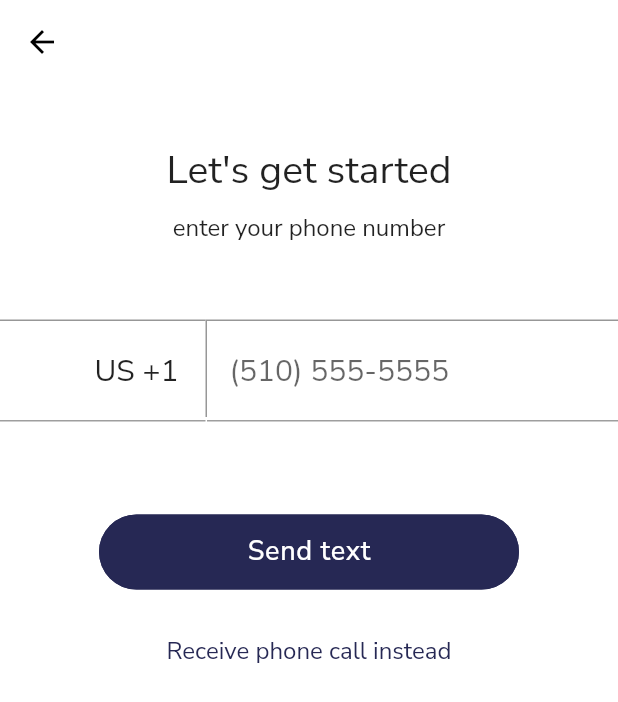
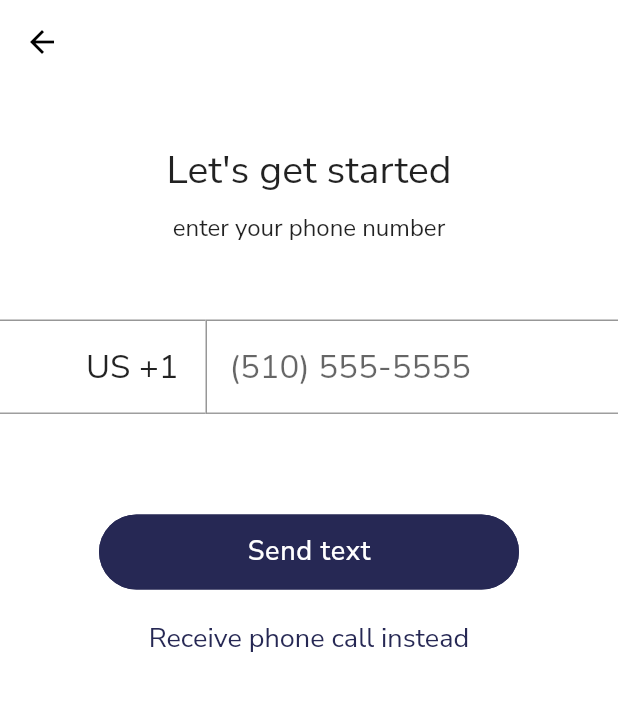
Before and after one commit to ekayy/alike_learning, a Flutter app: the SignUpPhoneScreen screen opened by its route, on a phone screen of 412 x 824 dp. Shown: the top 702 px of the screen. Run offline on Flutter 3.47's test engine with Material 2 defaults, Android fonts, the phone set to English and light mode, and no system bars; our stand-ins replace email_validator, flutter_multi_formatter, flutter_svg, google_fonts, pin_code_text_field.

Commit message:
Clean up phone inputs and disable pin confirm button

```diff
--- a/lib/src/auth/input/country_code_input.dart
+++ b/lib/src/auth/input/country_code_input.dart
@@ -38,10 +38,10 @@ class CountryCodeInput extends StatelessWidget {
               ),
             ),
             contentPadding:
-                const EdgeInsets.only(left: 15, bottom: 20, top: 20, right: 15),
+                const EdgeInsets.only(left: 15, bottom: 16, top: 16, right: 15),
           ),
           style: const TextStyle(
-            fontSize: 20.0,
+            fontSize: 22.0,
           ),
           onTap: this.onPress,
         ),
--- a/lib/src/auth/input/phone_input.dart
+++ b/lib/src/auth/input/phone_input.dart
@@ -42,7 +42,7 @@ class PhoneInput extends StatelessWidget {
               ),
             ),
             contentPadding:
-                const EdgeInsets.only(left: 15, bottom: 20, top: 20, right: 15),
+                const EdgeInsets.only(left: 15, bottom: 16, top: 16, right: 15),
           ),
           inputFormatters: [
             MaskedInputFormater('(###) ###-####'),
@@ -57,7 +57,7 @@ class PhoneInput extends StatelessWidget {
             return null;
           },
           style: const TextStyle(
-            fontSize: 20.0,
+            fontSize: 22.0,
           ),
           onTap: this.onPress,
         ),
--- a/lib/src/auth/input/pin_input.dart
+++ b/lib/src/auth/input/pin_input.dart
@@ -5,10 +5,12 @@ import 'package:pin_code_text_field/pin_code_text_field.dart';
 class PinInput extends StatelessWidget {
   final bool hasError;
   final TextEditingController controller;
+  final Function(String text) onDone;
 
   const PinInput({
     Key key,
     this.hasError,
+    this.onDone,
     @required this.controller,
   }) : super(key: key);
 
@@ -27,8 +29,8 @@ class PinInput extends StatelessWidget {
           ),
           child: Center(
             child: PinCodeTextField(
-              pinBoxOuterPadding: const EdgeInsets.only(
-                  left: 15, bottom: 15, top: 15, right: 15),
+              pinBoxOuterPadding:
+                  const EdgeInsets.only(left: 5, bottom: 11, top: 11, right: 5),
               autofocus: true,
               controller: controller,
               highlight: true,
@@ -40,9 +42,7 @@ class PinInput extends StatelessWidget {
               maxLength: 4,
               hasError: hasError,
               onTextChanged: (text) {},
-              onDone: (text) {
-                print("DONE $text");
-              },
+              onDone: this.onDone,
               pinBoxWidth: 40,
               pinBoxHeight: 40,
               pinBoxRadius: 40,
--- a/lib/src/auth/sign_up_phone_screen.dart
+++ b/lib/src/auth/sign_up_phone_screen.dart
@@ -20,6 +20,7 @@ class _SignUpPhoneScreenState extends State<SignUpPhoneScreen> {
   bool showPicker = false;
   bool showVerification = false;
   bool hasError = false;
+  bool pinEntered = false;
   String phoneNumber;
 
   List<String> countryCodes = ['US +1', 'UK +44', 'AUS +61'];
@@ -41,7 +42,7 @@ class _SignUpPhoneScreenState extends State<SignUpPhoneScreen> {
               },
             ),
             Container(
-              height: 65,
+              height: 63,
               width: 1,
               color: const Color(0xFF979797),
             ),
@@ -60,9 +61,11 @@ class _SignUpPhoneScreenState extends State<SignUpPhoneScreen> {
 
   Widget pinInput() {
     return PinInput(
-      controller: _pinController,
-      hasError: hasError,
-    );
+        controller: _pinController,
+        hasError: hasError,
+        onDone: (text) {
+          setState(() => pinEntered = true);
+        });
   }
 
   @override
@@ -75,13 +78,18 @@ class _SignUpPhoneScreenState extends State<SignUpPhoneScreen> {
             Column(
               children: [
                 const SizedBox(height: 40),
-                Text('Let\'s get started',
+                Text(
+                    (!showVerification
+                        ? 'Let\'s get started'
+                        : 'Check your phone'),
                     style: const TextStyle(
                       fontSize: 26,
                     )),
                 const SizedBox(height: 10),
                 Text(
-                  'enter your phone number',
+                  (!showVerification
+                      ? 'enter your phone number'
+                      : 'A four digit code was sent to'),
                   style: const TextStyle(
                     fontSize: 16,
                   ),
@@ -107,20 +115,27 @@ class _SignUpPhoneScreenState extends State<SignUpPhoneScreen> {
                         }))
                     : (Button(
                         text: 'Confirm',
+                        isButtonDisabled: !pinEntered,
                         onPress: () {
                           // Need to show error if pin invalid
                           Navigator.pushNamed(context, '/signUpEmail');
                         }))),
-                const SizedBox(height: 30),
+                const SizedBox(height: 20),
                 (!showVerification
                     ? Text(
                         'Receive phone call instead',
                         style: const TextStyle(
                           color: Color(0xFF262854),
-                          fontSize: 16,
+                          fontSize: 18,
                         ),
                       )
-                    : Text('Try another option')),
+                    : Text(
+                        'Try another option',
+                        style: const TextStyle(
+                          color: Color(0xFF262854),
+                          fontSize: 18,
+                        ),
+                      )),
               ],
             ),
             if (showPicker)
--- a/lib/src/common/button.dart
+++ b/lib/src/common/button.dart
@@ -1,11 +1,18 @@
 import 'package:flutter/material.dart';
 
 class Button extends StatelessWidget {
-  Button({@required this.text, this.secondary = false, @required this.onPress});
-
   final String text;
   final bool secondary;
   final Function onPress;
+  final bool isButtonDisabled;
+
+  const Button({
+    Key key,
+    @required this.text,
+    @required this.onPress,
+    this.isButtonDisabled = false,
+    this.secondary = false,
+  }) : super(key: key);
 
   @override
   Widget build(BuildContext context) {
@@ -27,7 +34,7 @@ class Button extends StatelessWidget {
         ),
         color: secondary ? Colors.white : Color(0xFF262854),
         textColor: secondary ? Colors.black : Colors.white,
-        onPressed: this.onPress,
+        onPressed: isButtonDisabled ? null : this.onPress,
       ),
     );
   }
```
